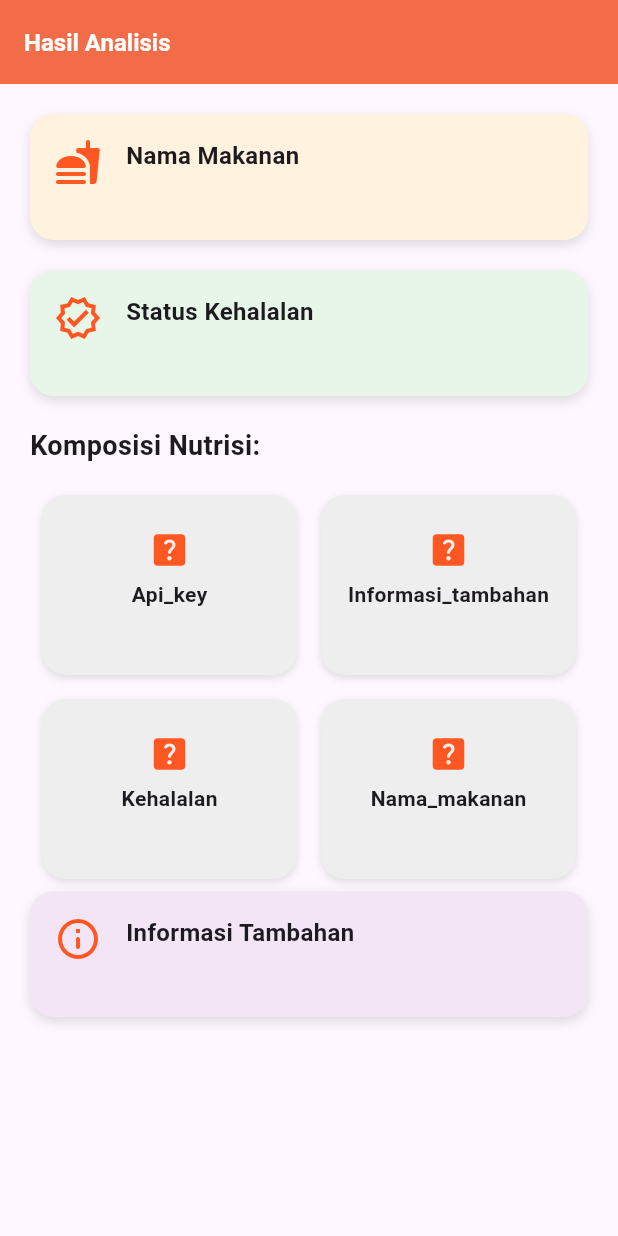
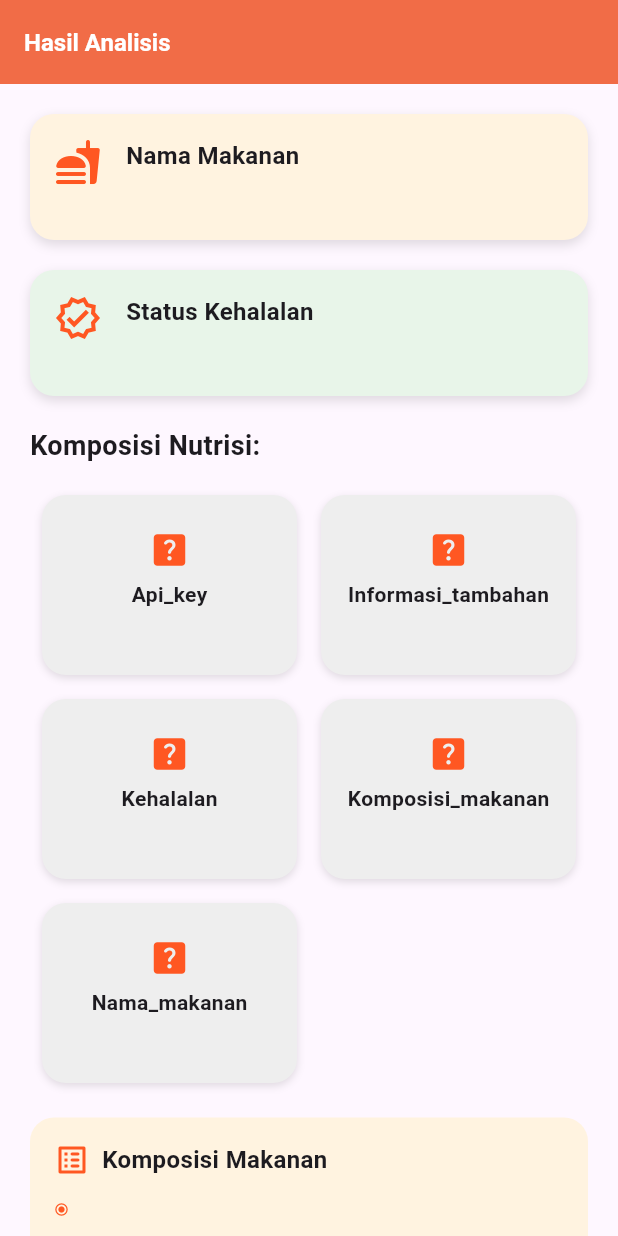
Before and after one commit to sainrahmanii/food-nutrition-analysis, a Flutter app: the ResultPage screen opened directly with empty values, on a phone screen of 412 x 824 dp. Run offline on Flutter 3.47's test engine with Material 3 defaults, Android fonts, the phone set to English and light mode, and no system bars; our stand-ins replace flutter_dotenv, google_generative_ai, image_picker, lottie; Roboto replaces fonts that are missing (Poppins).

Commit message:
feat: Enhance food nutrition composition display with additional nutrient details and composition list

```diff
--- a/lib/food_nutrition_composition_page.dart
+++ b/lib/food_nutrition_composition_page.dart
@@ -233,8 +233,10 @@ class _FoodNutritionCompositionState extends State<FoodNutritionComposition> {
                             "protein": "jumlah protein",
                             "lemak": "jumlah lemak",
                             "serat": "jumlah serat",
-                            "vitamin": "jenis vitamin"
+                            "vitamin": "jenis vitamin",
+                            "kolesterol": "jumlah kolestrol",
                           },
+                          "komposisi_makanan": "komposisi makanan",
                           "kehalalan": "status kehalalan (halal atau tidak halal)",
                           infromasi tambahan: "informasi tambahan jika ada"
                         }
--- a/lib/komposisi_nutrisi_grid.dart
+++ b/lib/komposisi_nutrisi_grid.dart
@@ -13,6 +13,7 @@ class KomposisiNutrisiTable extends StatelessWidget {
       'lemak': Icons.oil_barrel,
       'serat': Icons.grass,
       'vitamin': Icons.local_florist,
+      'kolesterol': Icons.health_and_safety,
     };
 
     final colorMap = {
@@ -21,6 +22,7 @@ class KomposisiNutrisiTable extends StatelessWidget {
       'lemak': Colors.red.shade100,
       'serat': Colors.blue.shade100,
       'vitamin': Colors.purple.shade100,
+      'kolesterol': Colors.pink.shade100,
     };
 
     final items = komposisi.entries.toList();
--- a/lib/result_page.dart
+++ b/lib/result_page.dart
@@ -11,6 +11,14 @@ class ResultPage extends StatelessWidget {
     final komposisi = data['komposisi_nutrisi'] as Map<String, dynamic>? ?? {};
     final namaMakanan = data['nama_makanan'] ?? 'Tidak diketahui';
     final kehalalan = data['kehalalan'] ?? 'Tidak diketahui';
+    final komposisiMakananRaw = data['komposisi_makanan'];
+    final komposisiMakanan = komposisiMakananRaw is List
+        ? List<String>.from(komposisiMakananRaw)
+        : komposisiMakananRaw
+            .toString()
+            .split(',')
+            .map((e) => e.trim())
+            .toList();
     final tambahan = data['informasi_tambahan'] ?? '-';
 
     return Scaffold(
@@ -55,6 +63,8 @@ class ResultPage extends StatelessWidget {
                 KomposisiNutrisiTable(komposisi: komposisi),
               ],
             ),
+            const SizedBox(height: 15),
+            _buildKomposisiMakanan(komposisiMakanan),
             _buildCard(
               icon: Icons.info_outline_rounded,
               title: 'Informasi Tambahan',
@@ -120,3 +130,56 @@ class ResultPage extends StatelessWidget {
     );
   }
 }
+
+Widget _buildKomposisiMakanan(List<String> items) {
+  return Container(
+    width: double.infinity,
+    padding: const EdgeInsets.all(16),
+    margin: const EdgeInsets.only(bottom: 20),
+    decoration: BoxDecoration(
+      color: Colors.orange.shade50,
+      borderRadius: BorderRadius.circular(16),
+    ),
+    child: Column(
+      crossAxisAlignment: CrossAxisAlignment.start,
+      children: [
+        const Row(
+          children: [
+            Icon(Icons.list_alt_rounded, color: Colors.deepOrange, size: 24),
+            SizedBox(width: 8),
+            Text(
+              'Komposisi Makanan',
+              style: TextStyle(
+                fontSize: 16,
+                fontWeight: FontWeight.w600,
+              ),
+            ),
+          ],
+        ),
+        const SizedBox(height: 12),
+        ...items.map((item) {
+          return Padding(
+            padding: const EdgeInsets.only(bottom: 6),
+            child: Row(
+              crossAxisAlignment: CrossAxisAlignment.start,
+              children: [
+                const Padding(
+                  padding: EdgeInsets.only(top: 4),
+                  child: Icon(Icons.radio_button_checked,
+                      size: 10, color: Colors.deepOrange),
+                ),
+                const SizedBox(width: 8),
+                Expanded(
+                  child: Text(
+                    item,
+                    style: const TextStyle(fontSize: 14),
+                  ),
+                ),
+              ],
+            ),
+          );
+        }).toList(),
+      ],
+    ),
+  );
+}
```
Also changed, not shown: 1 other file.
